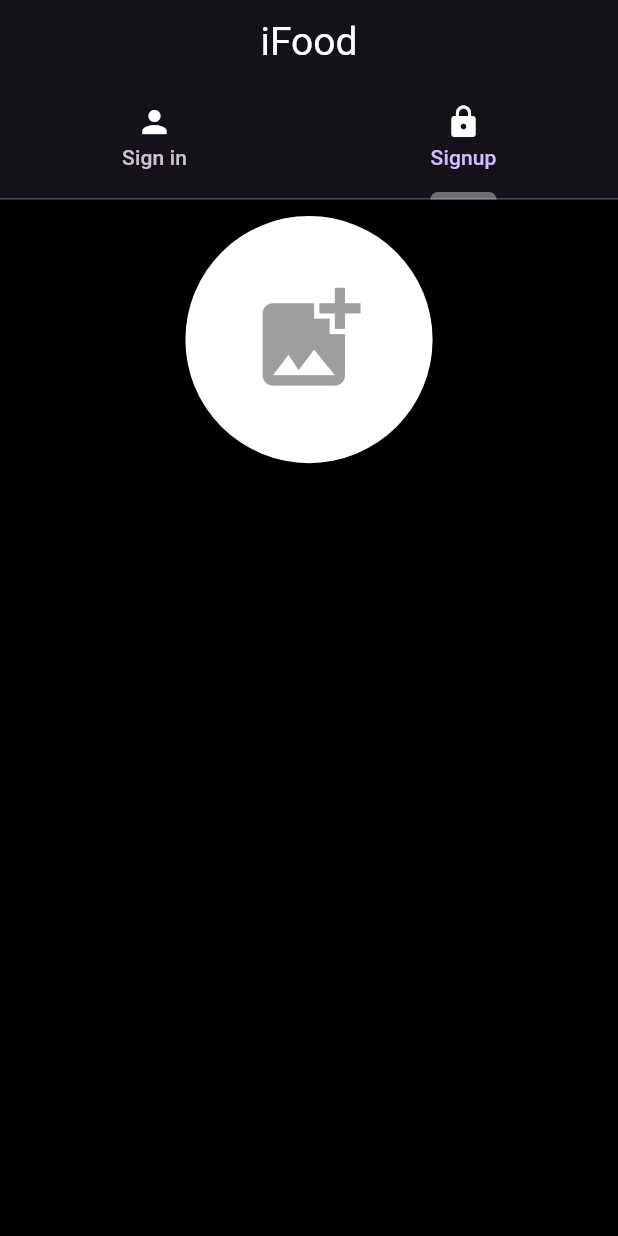
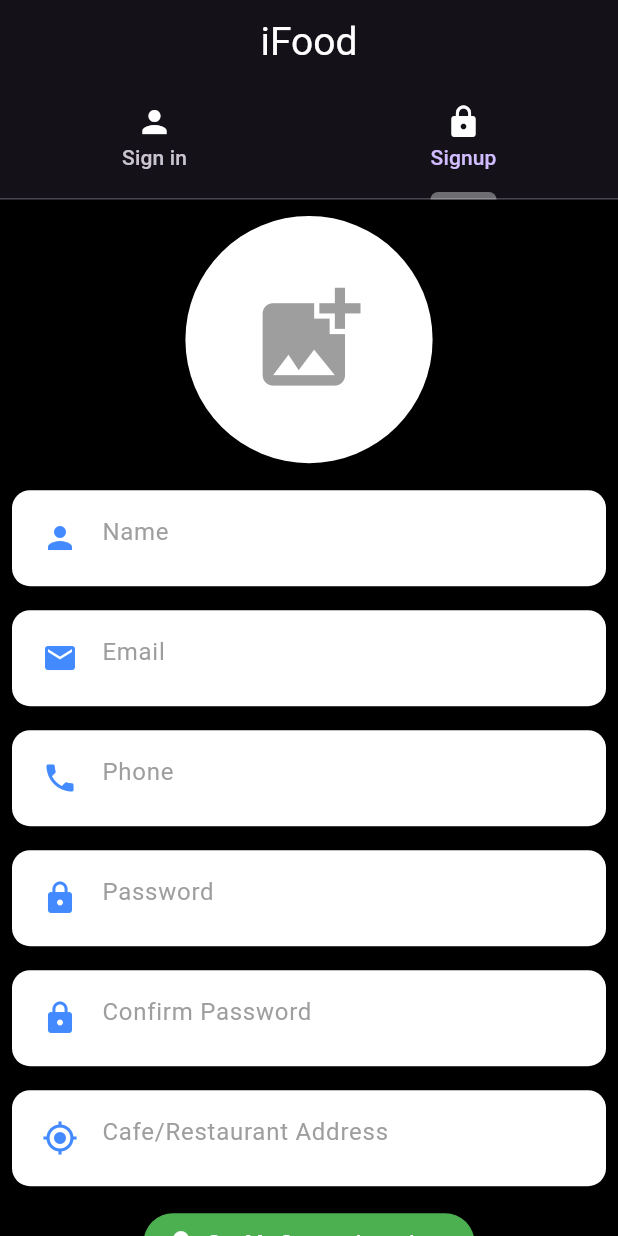
Before and after one commit to MdLimon123/sellers-App, a Flutter app: the screen it shows after launch, tab 2 chosen, on a phone screen of 412 x 824 dp. Run offline on Flutter 3.47's test engine with Material 3 defaults, Android fonts, the phone set to English and light mode, and no system bars; our stand-ins replace image_picker.

Commit message:
register screen done

```diff
--- a/lib/authScreens/signup_screen.dart
+++ b/lib/authScreens/signup_screen.dart
@@ -2,6 +2,7 @@ import 'dart:io';
 
 import 'package:flutter/material.dart';
 import 'package:image_picker/image_picker.dart';
+import 'package:sellers_app/Widgets/custom_text_field.dart';
 
 class SignupScreen extends StatefulWidget {
   const SignupScreen({super.key});
@@ -11,6 +12,14 @@ class SignupScreen extends StatefulWidget {
 }
 
 class _SignupScreenState extends State<SignupScreen> {
+  final _formKey = GlobalKey<FormState>();
+
+  TextEditingController nameTextEditingController = TextEditingController();
+  TextEditingController emailTextEditingController = TextEditingController();
+  TextEditingController passwordTextEditingController = TextEditingController();
+  TextEditingController confirmPasswordTextEditingController = TextEditingController();
+  TextEditingController phoneTextEditingController = TextEditingController();
+  TextEditingController locationTextEditingController = TextEditingController();
 
   XFile? imageFile;
   ImagePicker pickedImage = ImagePicker();
@@ -44,7 +53,103 @@ class _SignupScreenState extends State<SignupScreen> {
               color: Colors.grey,)
               : null,
             ),
-          )
+          ),
+
+          const SizedBox(height: 10,),
+          Form(
+              key: _formKey,
+              child: Column(
+                children: [
+
+                  CustomTextField(
+                    textEditingController: nameTextEditingController,
+                    hintString: "Name",
+                    iconData: Icons.person,
+                    isObscure: false,
+                    enable: true,
+
+                  ),
+
+                  CustomTextField(
+                    textEditingController: emailTextEditingController,
+                    hintString: "Email",
+                    iconData: Icons.email,
+                    isObscure: false,
+                    enable: true,
+
+                  ),
+
+                  CustomTextField(
+                    textEditingController: phoneTextEditingController,
+                    hintString: "Phone",
+                    iconData: Icons.phone,
+                    isObscure: false,
+                    enable: true,
+
+                  ),
+
+                  CustomTextField(
+                    textEditingController: passwordTextEditingController,
+                    hintString: "Password",
+                    iconData: Icons.lock,
+                    isObscure: true,
+                    enable: true,
+
+                  ),
+                  CustomTextField(
+                    textEditingController: confirmPasswordTextEditingController,
+                    hintString: "Confirm Password",
+                    iconData: Icons.lock,
+                    isObscure: true,
+                    enable: true,
+
+                  ),
+
+                  CustomTextField(
+                    textEditingController: locationTextEditingController,
+                    hintString: "Cafe/Restaurant Address",
+                    iconData: Icons.my_location,
+                    isObscure: false,
+                    enable: true,
+
+                  ),
+                  const SizedBox(height: 10,),
+                  Container(
+                    height: 39,
+                    width: 398,
+                    alignment: Alignment.center,
+                    child: ElevatedButton.icon(
+                        onPressed: (){},
+                        style: ElevatedButton.styleFrom(
+                          backgroundColor: Colors.green,
+                          shape: RoundedRectangleBorder(
+                            borderRadius: BorderRadius.circular(32)
+                          )
+                        ),
+                        icon: const Icon(Icons.location_on,
+                        color: Colors.white,),
+                        label: const Text('Get My Current Location',
+                        style: TextStyle(
+                          color: Colors.white
+                        ),))
+                  ),
+                  const SizedBox(height: 20,),
+                  ElevatedButton(
+                      onPressed: (){},
+                      style: ElevatedButton.styleFrom(
+                          backgroundColor: Colors.blueAccent,
+                          padding: const EdgeInsets.symmetric(horizontal: 50, vertical: 10)
+                      ),
+                      child: const Text("Sign Up",
+                        style: TextStyle(
+                            color: Colors.white,
+                            fontWeight: FontWeight.bold
+                        ),
+                      )),
+                  const SizedBox(height: 20,),
+                ],
+              ))
+
 
         ],
       ),
```
